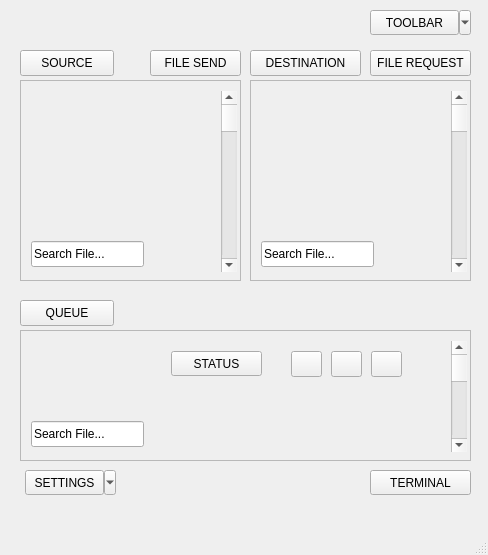
Before: the Qt Designer form frontend/SpaceZilla_ver0/SpaceZilla_ver0.ui in Cal-State-LA-Capstone/SpaceZilla-DTN-OVER-CFDP, drawn with Qt 5.
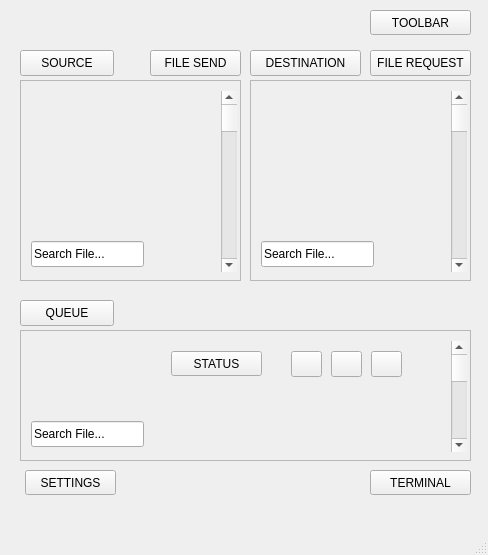
After: the same form once the commit is applied. Icons and pictures are not drawn.

Commit message: Original renaming didn't seem to go through so trying again and also renamed popup window object names to be easier to work with later down the line

The edit to the form file:
```diff
--- a/frontend/SpaceZilla_ver0/SpaceZilla_ver0.ui
+++ b/frontend/SpaceZilla_ver0/SpaceZilla_ver0.ui
@@ -296,7 +296,7 @@
      <string>TOOLBAR</string>
     </property>
     <property name="popupMode">
-     <enum>QToolButton::ToolButtonPopupMode::MenuButtonPopup</enum>
+     <enum>QToolButton::DelayedPopup</enum>
     </property>
     <property name="arrowType">
      <enum>Qt::ArrowType::NoArrow</enum>
@@ -315,7 +315,7 @@
      <string>SETTINGS</string>
     </property>
     <property name="popupMode">
-     <enum>QToolButton::ToolButtonPopupMode::MenuButtonPopup</enum>
+     <enum>QToolButton::DelayedPopup</enum>
     </property>
    </widget>
    <widget class="QToolButton" name="TERMINAL">
```
Left out of the diff: 78 changed lines with no effect on the pictures. The commit also changes 7 other files.
